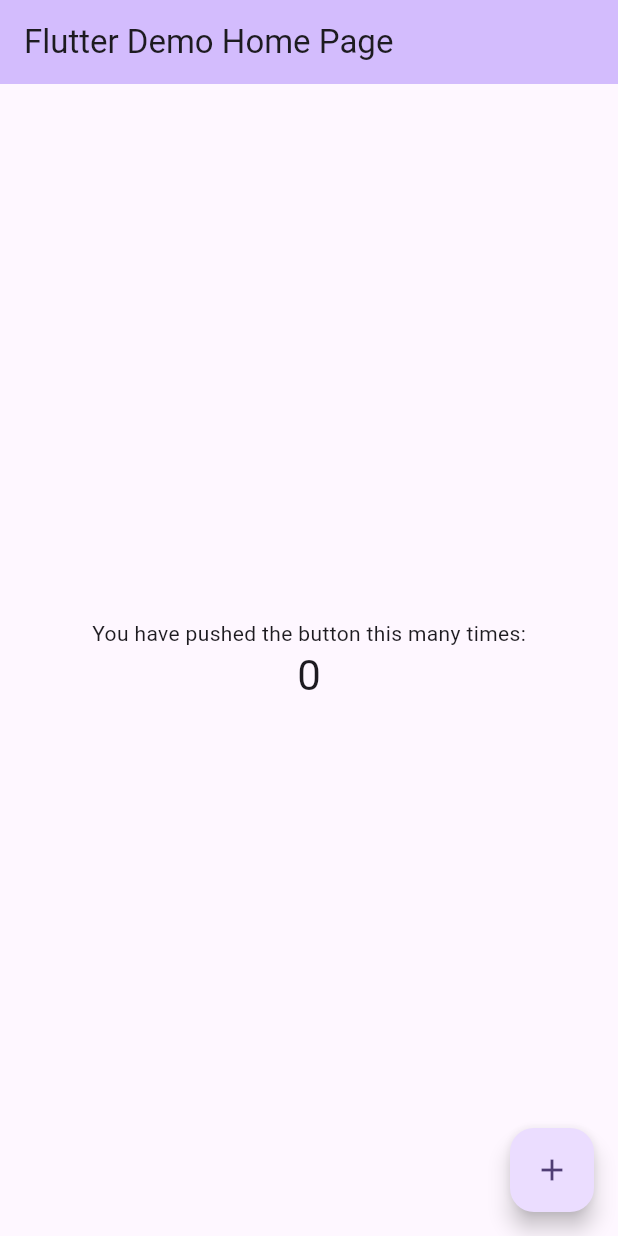
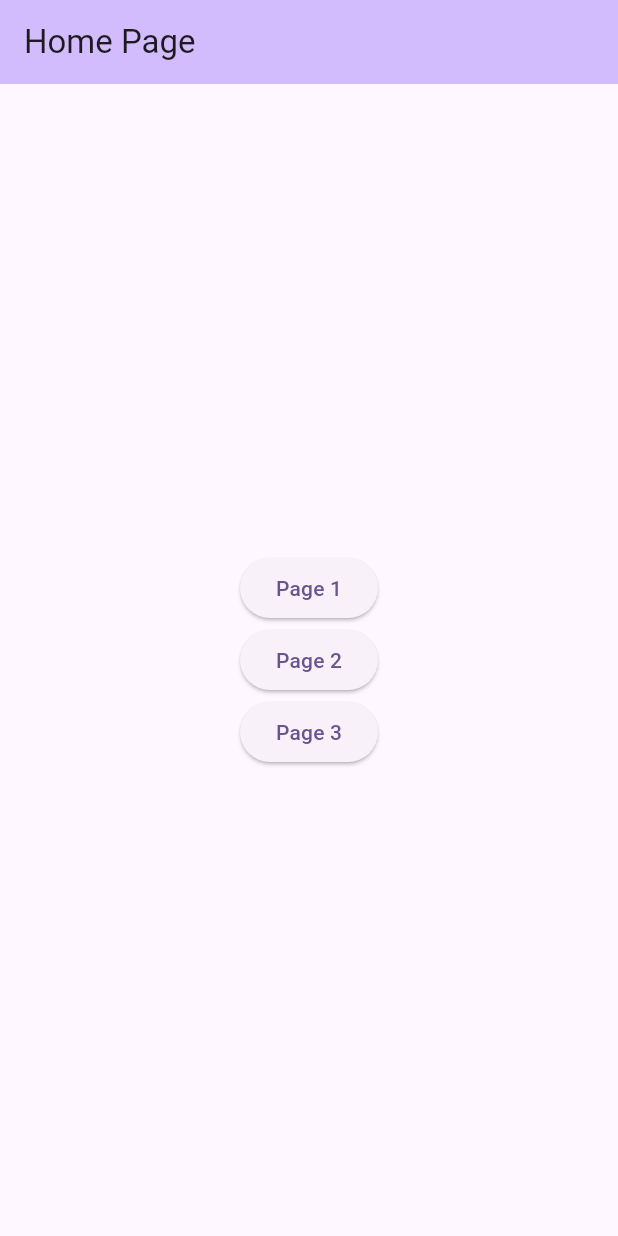
Before and after one commit to Ar7hurmelo/riverpod_app, a Flutter app: the screen it shows after launch, on a phone screen of 412 x 824 dp. Run offline on Flutter 3.47's test engine with Material 3 defaults, Android fonts, the phone set to English and light mode, and no system bars; our stand-ins replace flutter_riverpod.

Commit message:
Demostracao do uso do Riverpod sem gerador de código e com StateFull e Stateless widgets

```diff
--- a/analysis_options.yaml
+++ b/analysis_options.yaml
@@ -8,6 +8,9 @@
 # The following line activates a set of recommended lints for Flutter apps,
 # packages, and plugins designed to encourage good coding practices.
 include: package:flutter_lints/flutter.yaml
+
+formatter:
+  trailing_commas: preserve
 
 linter:
   # The lint rules applied to this project can be customized in the
--- /dev/null
+++ b/lib/app/pages/home_page.dart
@@ -0,0 +1,49 @@
+import 'package:flutter/material.dart';
+
+class HomePage extends StatefulWidget {
+  const HomePage({super.key, required this.title});
+
+  final String title;
+
+  @override
+  State<HomePage> createState() => _HomePageState();
+}
+
+class _HomePageState extends State<HomePage> {
+  @override
+  Widget build(BuildContext context) {
+    return Scaffold(
+      appBar: AppBar(
+        backgroundColor: Theme.of(context).colorScheme.inversePrimary,
+        title: Text(widget.title),
+      ),
+      body: SizedBox.expand(
+        child: Column(
+          mainAxisAlignment: MainAxisAlignment.center,
+          children: [
+            ElevatedButton(
+              onPressed: () {
+                Navigator.pushNamed(context, '/pageOne');
+              },
+              child: Text('Page 1'),
+            ),
+
+            ElevatedButton(
+              onPressed: () {
+                Navigator.pushNamed(context, '/pageTwo');
+              },
+              child: Text('Page 2'),
+            ),
+
+            ElevatedButton(
+              onPressed: () {
+                Navigator.pushNamed(context, '/pageThree');
+              },
+              child: Text('Page 3'),
+            ),
+          ],
+        ),
+      ),
+    );
+  }
+}
--- a/lib/main.dart
+++ b/lib/main.dart
@@ -1,7 +1,13 @@
 import 'package:flutter/material.dart';
+import 'package:flutter_riverpod/flutter_riverpod.dart';
+
+import 'app/pages/home_page.dart';
+import 'app/pages/page_one.dart';
+import 'app/pages/page_three.dart';
+import 'app/pages/page_two.dart';
 
 void main() {
-  runApp(const MyApp());
+  runApp(ProviderScope(child: const MyApp()));
 }
 
 class MyApp extends StatelessWidget {
@@ -13,110 +19,14 @@ class MyApp extends StatelessWidget {
     return MaterialApp(
       title: 'Flutter Demo',
       theme: ThemeData(
-        // This is the theme of your application.
-        //
-        // TRY THIS: Try running your application with "flutter run". You'll see
-        // the application has a purple toolbar. Then, without quitting the app,
-        // try changing the seedColor in the colorScheme below to Colors.green
-        // and then invoke "hot reload" (save your changes or press the "hot
-        // reload" button in a Flutter-supported IDE, or press "r" if you used
-        // the command line to start the app).
-        //
-        // Notice that the counter didn't reset back to zero; the application
-        // state is not lost during the reload. To reset the state, use hot
-        // restart instead.
-        //
-        // This works for code too, not just values: Most code changes can be
-        // tested with just a hot reload.
         colorScheme: ColorScheme.fromSeed(seedColor: Colors.deepPurple),
       ),
-      home: const MyHomePage(title: 'Flutter Demo Home Page'),
+      routes: {
+        '/': (_) => HomePage(title: 'Home Page'),
+        '/pageOne': (_) => PageOne(),
+        '/pageTwo': (_) => PageTwo(),
+        '/pageThree': (_) => PageThree(),
+      },
     );
   }
 }
-
-class MyHomePage extends StatefulWidget {
-  const MyHomePage({super.key, required this.title});
-
-  // This widget is the home page of your application. It is stateful, meaning
-  // that it has a State object (defined below) that contains fields that affect
-  // how it looks.
-
-  // This class is the configuration for the state. It holds the values (in this
-  // case the title) provided by the parent (in this case the App widget) and
-  // used by the build method of the State. Fields in a Widget subclass are
-  // always marked "final".
-
-  final String title;
-
-  @override
-  State<MyHomePage> createState() => _MyHomePageState();
-}
-
-class _MyHomePageState extends State<MyHomePage> {
-  int _counter = 0;
-
-  void _incrementCounter() {
-    setState(() {
-      // This call to setState tells the Flutter framework that something has
-      // changed in this State, which causes it to rerun the build method below
-      // so that the display can reflect the updated values. If we changed
-      // _counter without calling setState(), then the build method would not be
-      // called again, and so nothing would appear to happen.
-      _counter++;
-    });
-  }
-
-  @override
-  Widget build(BuildContext context) {
-    // This method is rerun every time setState is called, for instance as done
-    // by the _incrementCounter method above.
-    //
-    // The Flutter framework has been optimized to make rerunning build methods
-    // fast, so that you can just rebuild anything that needs updating rather
-    // than having to individually change instances of widgets.
-    return Scaffold(
-      appBar: AppBar(
-        // TRY THIS: Try changing the color here to a specific color (to
-        // Colors.amber, perhaps?) and trigger a hot reload to see the AppBar
-        // change color while the other colors stay the same.
-        backgroundColor: Theme.of(context).colorScheme.inversePrimary,
-        // Here we take the value from the MyHomePage object that was created by
-        // the App.build method, and use it to set our appbar title.
-        title: Text(widget.title),
-      ),
-      body: Center(
-        // Center is a layout widget. It takes a single child and positions it
-        // in the middle of the parent.
-        child: Column(
-          // Column is also a layout widget. It takes a list of children and
-          // arranges them vertically. By default, it sizes itself to fit its
-          // children horizontally, and tries to be as tall as its parent.
-          //
-          // Column has various properties to control how it sizes itself and
-          // how it positions its children. Here we use mainAxisAlignment to
-          // center the children vertically; the main axis here is the vertical
-          // axis because Columns are vertical (the cross axis would be
-          // horizontal).
-          //
-          // TRY THIS: Invoke "debug painting" (choose the "Toggle Debug Paint"
-          // action in the IDE, or press "p" in the console), to see the
-          // wireframe for each widget.
-          mainAxisAlignment: MainAxisAlignment.center,
-          children: <Widget>[
-            const Text('You have pushed the button this many times:'),
-            Text(
-              '$_counter',
-              style: Theme.of(context).textTheme.headlineMedium,
-            ),
-          ],
-        ),
-      ),
-      floatingActionButton: FloatingActionButton(
-        onPressed: _incrementCounter,
-        tooltip: 'Increment',
-        child: const Icon(Icons.add),
-      ), // This trailing comma makes auto-formatting nicer for build methods.
-    );
-  }
-}
```
Also changed, not shown: lib/app/pages/page_one.dart (added, +31 -0 lines), lib/app/pages/page_three.dart (added, +52 -0 lines), lib/app/pages/page_two.dart (added, +19 -0 lines), lib/app/providers/providers.dart (added, +43 -0 lines), 3 other files.
